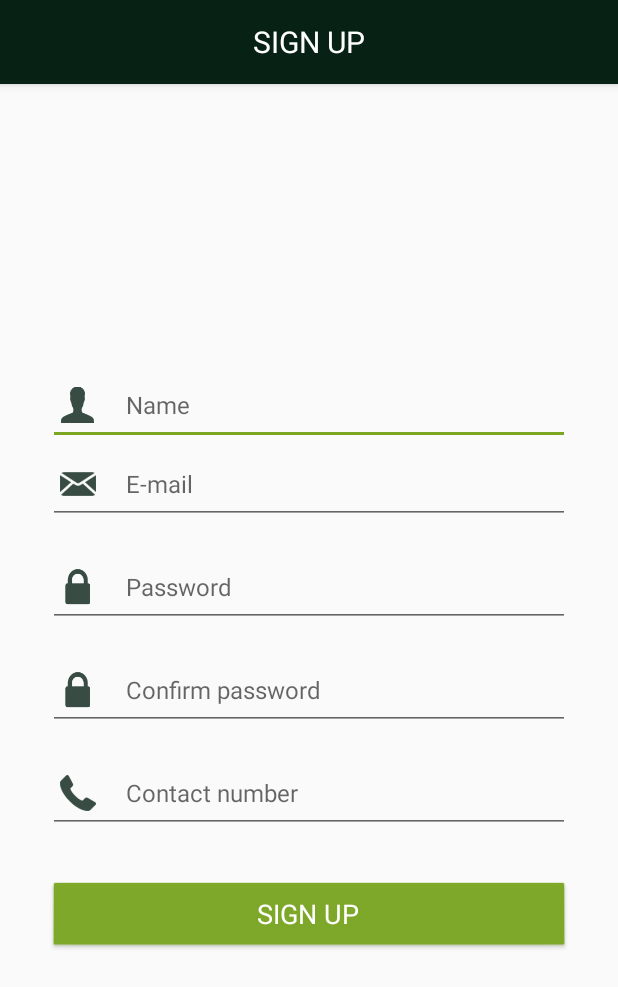
After one commit to PrishanM/GreenLinks, an Android app: the SignUpActivity screen opened directly, with no data from a screen before it, on a phone screen of 412 x 824 dp. The commit adds this screen. Shown: the top 987 px of the screen. Run offline under Robolectric (Android 15) with nearby library versions, the phone set to English and light mode, and no system bars.

Commit message:
Login & Sign Up

```diff
--- /dev/null
+++ b/app/src/main/java/com/evensel/greenlinks/user/SignUpActivity.java
@@ -0,0 +1,37 @@
+package com.evensel.greenlinks.user;
+
+import android.os.Bundle;
+import android.support.annotation.Nullable;
+import android.support.v7.app.ActionBar;
+import android.support.v7.app.AppCompatActivity;
+import android.view.Gravity;
+import android.view.View;
+import android.widget.TextView;
+
+import com.evensel.greenlinks.R;
+
+/**
+ * Created by Prishan Maduka on 12/4/2016.
+ */
+public class SignUpActivity extends AppCompatActivity {
+
+    @Override
+    protected void onCreate(@Nullable Bundle savedInstanceState) {
+        super.onCreate(savedInstanceState);
+        setContentView(R.layout.activity_sign_up);
+
+        setActionBar();
+    }
+
+    //Setup action bar
+    private void setActionBar() {
+        final ActionBar abar = getSupportActionBar();
+        View viewActionBar = getLayoutInflater().inflate(R.layout.action_bar_text, null);
+        ActionBar.LayoutParams params = new ActionBar.LayoutParams(ActionBar.LayoutParams.WRAP_CONTENT,ActionBar.LayoutParams.MATCH_PARENT, Gravity.CENTER);
+        TextView textviewTitle = (TextView) viewActionBar.findViewById(R.id.mytext);
+        textviewTitle.setText(getResources().getString(R.string.sign_up));
+        abar.setCustomView(viewActionBar, params);
+        abar.setDisplayShowCustomEnabled(true);
+        abar.setDisplayShowTitleEnabled(false);
+    }
+}
--- /dev/null
+++ b/app/src/main/res/layout/activity_sign_up.xml
@@ -0,0 +1,88 @@
+<?xml version="1.0" encoding="utf-8"?>
+<RelativeLayout xmlns:android="http://schemas.android.com/apk/res/android"
+    xmlns:tools="http://schemas.android.com/tools"
+    android:layout_width="match_parent"
+    android:layout_height="match_parent"
+    android:paddingBottom="@dimen/activity_vertical_margin"
+    android:paddingLeft="@dimen/activity_horizontal_margin"
+    android:paddingRight="@dimen/activity_horizontal_margin"
+    android:paddingTop="@dimen/activity_vertical_margin"
+    tools:context=".user.LoginActivity">
+
+    <LinearLayout
+        android:layout_width="match_parent"
+        android:layout_height="match_parent"
+        android:orientation="vertical"
+        android:gravity="center"
+        android:paddingLeft="@dimen/activity_horizontal_margin"
+        android:paddingRight="@dimen/activity_horizontal_margin">
+
+        <EditText
+            android:id="@+id/edtName"
+            android:layout_width="match_parent"
+            android:layout_height="wrap_content"
+            style="@style/AppEditText"
+            android:drawableLeft="@drawable/ic_user"
+            android:drawablePadding="@dimen/activity_horizontal_margin"
+            android:hint="@string/name"/>
+
+        <EditText
+            android:id="@+id/edtEmail"
+            android:layout_width="match_parent"
+            android:layout_height="wrap_content"
+            style="@style/AppEditText"
+            android:inputType="textEmailAddress"
+            android:drawableLeft="@drawable/ic_email"
+            android:drawablePadding="@dimen/activity_horizontal_margin"
+            android:hint="@string/email"
+            android:layout_marginBottom="@dimen/activity_vertical_margin"/>
+
+        <EditText
+            android:id="@+id/edtPassword"
+            android:layout_width="match_parent"
+            android:layout_height="wrap_content"
+            style="@style/AppEditText"
+            android:inputType="textPassword"
+            android:drawableLeft="@drawable/ic_password"
+            android:drawablePadding="@dimen/activity_horizontal_margin"
+            android:hint="@string/password"
+            android:layout_marginBottom="@dimen/activity_vertical_margin"/>
+
+        <EditText
+            android:id="@+id/edtConfirmPassword"
+            android:layout_width="match_parent"
+            android:layout_height="wrap_content"
+            style="@style/AppEditText"
+            android:inputType="textPassword"
+            android:drawableLeft="@drawable/ic_password"
+            android:drawablePadding="@dimen/activity_horizontal_margin"
+            android:hint="@string/confirm_password"
+            android:layout_marginBottom="@dimen/activity_vertical_margin"/>
+
+        <EditText
+            android:id="@+id/edtContactNumber"
+            android:layout_width="match_parent"
+            android:layout_height="wrap_content"
+            style="@style/AppEditText"
+            android:inputType="number"
+            android:maxLength="10"
+            android:drawableLeft="@drawable/ic_contact"
+            android:drawablePadding="@dimen/activity_horizontal_margin"
+            android:hint="@string/contact_number"
+            android:layout_marginBottom="@dimen/activity_vertical_margin"/>
+
+        <Button
+            android:id="@+id/btnSignUp"
+            android:layout_width="match_parent"
+            android:layout_height="wrap_content"
+            style="@style/AppButton"
+            android:text="@string/sign_up"
+            android:textAllCaps="true"
+            android:layout_marginTop="@dimen/activity_vertical_margin"/>
+
+
+
+    </LinearLayout>
+
+
+</RelativeLayout>
--- a/app/src/main/res/values/strings.xml
+++ b/app/src/main/res/values/strings.xml
@@ -8,7 +8,19 @@
     <string name="forgot_password">Forgot your password ?</string>
     <string name="no_account">Don\'t have an account yet ?</string>
 
+    <string name="no_username">Username cannot be empty.</string>
+    <string name="invalid_username">Username must be a valid email address.</string>
+    <string name="empty_password">Password cannot be empty.</string>
+    <string name="wrong_password_length">Password must contain at lest 8 characters.</string>
+    <string name="user_authentication_message">Authenticating user...</string>
+    <!-- ############################ -->
+
+
     <!-- Sign Up Screen -->
     <string name="sign_up">Sign Up</string>
+    <string name="name">Name</string>
+    <string name="email">E-mail</string>
+    <string name="confirm_password">Confirm password</string>
+    <string name="contact_number">Contact number</string>
 
 </resources>
```
Also changed, not shown: app/src/main/AndroidManifest.xml (+13 -1 lines), app/src/main/java/com/evensel/greenlinks/user/LoginActivity.java (+53 -2 lines), app/src/main/java/com/evensel/greenlinks/utils/ApplicationController.java (deleted, +0 -10 lines), app/src/main/java/com/evensel/greenlinks/utils/ValidatorUtil.java (+6 -1 lines), app/src/main/res/drawable-hdpi/ic_action_error.png (added), app/src/main/res/drawable-hdpi/ic_contact.png (added), app/src/main/res/drawable-hdpi/ic_email.png (added), app/src/main/res/drawable-mdpi/ic_action_error.png (added), app/src/main/res/drawable-mdpi/ic_contact.png (added), app/src/main/res/drawable-mdpi/ic_email.png (added), app/src/main/res/drawable-xhdpi/ic_action_error.png (added), app/src/main/res/drawable-xhdpi/ic_contact.png (added), app/src/main/res/drawable-xhdpi/ic_email.png (added), app/src/main/res/drawable-xxhdpi/ic_action_error.png (added), 2 more files.
